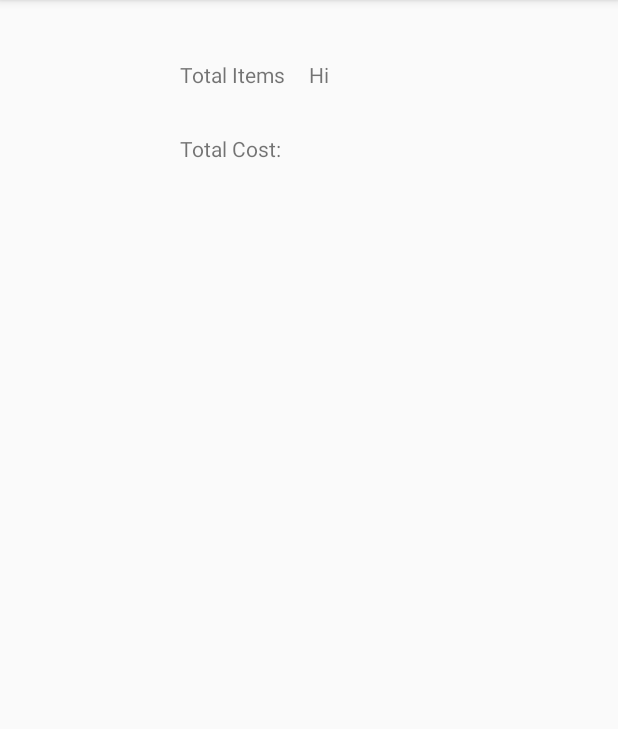
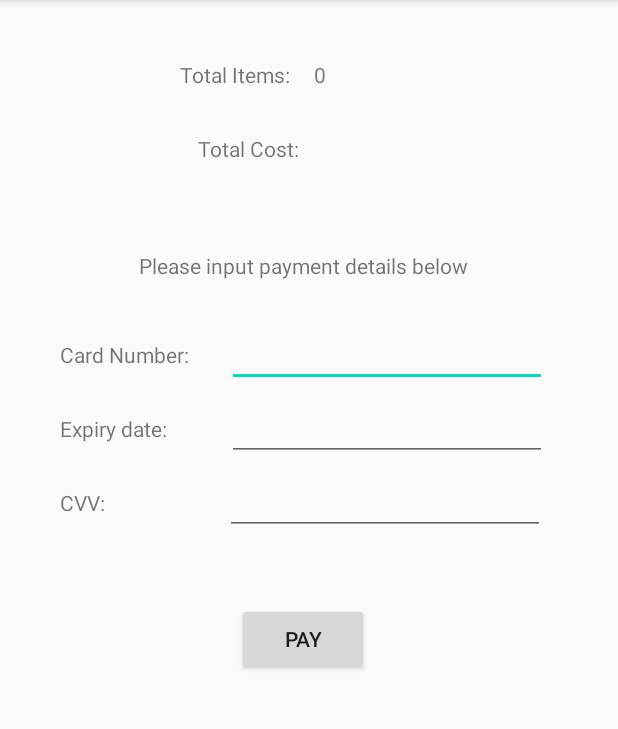
Before and after one commit to malachykeaveny/fourth-year, an Android app: the Shopping screen opened directly, with no data from a screen before it, after a tap on "CHECK OUT", on a phone screen of 412 x 824 dp, the part 84-813 px from its top. Run offline under Robolectric (Android 15) with nearby library versions, the phone set to English and light mode, and no system bars.

Commit message:
Final commit

```diff
--- a/ShoppingList/app/src/main/AndroidManifest.xml
+++ b/ShoppingList/app/src/main/AndroidManifest.xml
@@ -17,7 +17,7 @@
             </intent-filter>
         </activity>
         <activity android:name=".Shopping"/>
-        <activity android:name=".CheckOutActivity"/>
+        <activity android:name=".CheckOut"/>
     </application>
 
 </manifest>
--- /dev/null
+++ b/ShoppingList/app/src/main/java/com/example/shoppinglist/CheckOut.java
@@ -0,0 +1,49 @@
+package com.example.shoppinglist;
+
+import android.content.Intent;
+import android.os.Bundle;
+import android.util.Log;
+import android.view.View;
+import android.widget.Button;
+import android.widget.TextView;
+import android.widget.Toast;
+
+import androidx.annotation.Nullable;
+import androidx.appcompat.app.AppCompatActivity;
+
+import java.util.ArrayList;
+
+import static com.example.shoppinglist.MainActivity.MESSAGE_KEY;
+import static com.example.shoppinglist.Shopping.MESSAGE_KEY2;
+
+public class CheckOut extends AppCompatActivity {
+
+    private static final String TAG = "Checkout";
+    ArrayList<ShoppingList> shoppingLists;
+
+    @Override
+    protected void onCreate( Bundle savedInstanceState) {
+        super.onCreate(savedInstanceState);
+        setContentView(R.layout.checkout_activity);
+        shoppingLists = new ArrayList<>();
+
+        Intent i = getIntent();
+        String items = i.getStringExtra(MESSAGE_KEY);
+        TextView totalItems = (TextView) findViewById(R.id.totalItems);
+        totalItems.setText(items);
+
+        String price = i.getStringExtra(MESSAGE_KEY2);
+        TextView totalPrice = (TextView) findViewById(R.id.totalCost);
+        totalPrice.setText("€" + price);
+
+        Button pay = (Button) findViewById(R.id.pay_button);
+        pay.setOnClickListener(new View.OnClickListener() {
+            @Override
+            public void onClick(View view) {
+                Toast.makeText(CheckOut.this, "Your order has been confirmed", Toast.LENGTH_LONG).show();
+                Intent i = new Intent(CheckOut.this, MainActivity.class);
+                startActivity(i);
+            }
+        });
+    }
+}
--- a/ShoppingList/app/src/main/java/com/example/shoppinglist/CheckOutActivity.java
+++ /dev/null
@@ -1,27 +0,0 @@
-package com.example.shoppinglist;
-
-import android.content.Intent;
-import android.os.Bundle;
-import android.os.PersistableBundle;
-import android.widget.TextView;
-
-import androidx.annotation.Nullable;
-import androidx.appcompat.app.AppCompatActivity;
-
-import java.util.ArrayList;
-
-public class CheckOutActivity extends AppCompatActivity {
-
-    ArrayList<ShoppingList> shoppingList;
-
-    @Override
-    public void onCreate(Bundle savedInstanceState) {
-        super.onCreate(savedInstanceState);
-        setContentView(R.layout.checkout_activity);
-        Intent intent = getIntent();
-
-        TextView ttlItems= (TextView) findViewById(R.id.totalItems);
-        ttlItems.setText("Hi");
-
-    }
-}
--- a/ShoppingList/app/src/main/java/com/example/shoppinglist/MainActivity.java
+++ b/ShoppingList/app/src/main/java/com/example/shoppinglist/MainActivity.java
@@ -27,13 +27,13 @@ public class MainActivity extends AppCompatActivity {
             public void onClick(View v) {
                 EditText editTxtname = (EditText) findViewById(R.id.username);
                 EditText editPwname = (EditText) findViewById(R.id.password);
-                if (editTxtname.getText().toString().equals("mal") && editPwname.getText().toString().equals("gg")) {
+                //if (editTxtname.getText().toString().equals("mal") && editPwname.getText().toString().equals("gg")) {
+                if (editTxtname.getText().toString().length() >= 6 && editPwname.getText().toString().length() >= 6 && !editPwname.getText().toString().contains(" ")) {
                     Intent intent = new Intent(MainActivity.this, Shopping.class);
                     String name = editTxtname.getText().toString();
                     intent.putExtra(MESSAGE_KEY, name);
                     startActivity(intent);
                 } else {
-
                     Snackbar mySnackbar = Snackbar.make(v, "Wrong credentials", BaseTransientBottomBar.LENGTH_SHORT);
                     mySnackbar.show();
                     EditText editTxtname1 = (EditText) findViewById(R.id.username);
--- a/ShoppingList/app/src/main/java/com/example/shoppinglist/Shopping.java
+++ b/ShoppingList/app/src/main/java/com/example/shoppinglist/Shopping.java
@@ -26,6 +26,7 @@ public class Shopping extends AppCompatActivity {
 
     private static final String TAG = "Shopping";
     ArrayList<ShoppingList> shoppingList;
+    public static final String MESSAGE_KEY2 = "key2";
 
     @Override
     protected void onCreate(Bundle savedInstanceState) {
@@ -36,12 +37,24 @@ public class Shopping extends AppCompatActivity {
         TextView txtView = (TextView) findViewById(R.id.textView2);
         txtView.setText("Logged in as " + name);
         shoppingList = new ArrayList<>();
+        shoppingList.clear();
 
         Button cOutBton= (Button) findViewById(R.id.checkOutBtn);
         cOutBton.setOnClickListener(new View.OnClickListener() {
             @Override
             public void onClick(View view) {
-                Intent i = new Intent(Shopping.this, CheckOutActivity.class);
+                Intent i = new Intent(Shopping.this, CheckOut.class);
+
+                double sum = 0;
+                for (int c = 0; c < shoppingList.size(); c++) {
+                    sum += shoppingList.get(c).getItemPrice();
+                }
+                Log.d(TAG, "List size: " + Double.toString(sum));
+
+
+                String test = Integer.toString(shoppingList.size());
+                i.putExtra(MESSAGE_KEY, test);
+                i.putExtra(MESSAGE_KEY2, Double.toString(sum));
                 startActivity(i);
             }
         }
--- a/ShoppingList/app/src/main/res/layout/checkout_activity.xml
+++ b/ShoppingList/app/src/main/res/layout/checkout_activity.xml
@@ -1,6 +1,5 @@
 <?xml version="1.0" encoding="utf-8"?>
-<androidx.constraintlayout.widget.ConstraintLayout
-    xmlns:android="http://schemas.android.com/apk/res/android"
+<androidx.constraintlayout.widget.ConstraintLayout xmlns:android="http://schemas.android.com/apk/res/android"
     xmlns:app="http://schemas.android.com/apk/res-auto"
     xmlns:tools="http://schemas.android.com/tools"
     android:layout_width="match_parent"
@@ -8,10 +7,11 @@
 
     <TextView
         android:id="@+id/totalCostLabel"
-        android:layout_width="wrap_content"
-        android:layout_height="wrap_content"
+        android:layout_width="73dp"
+        android:layout_height="18dp"
         android:layout_marginTop="30dp"
         android:text="Total Cost:"
+        app:layout_constraintEnd_toEndOf="@+id/totalItems"
         app:layout_constraintStart_toStartOf="@+id/totalItemsLabel"
         app:layout_constraintTop_toBottomOf="@+id/totalItemsLabel" />
 
@@ -21,6 +21,7 @@
         android:layout_height="wrap_content"
         android:layout_marginStart="16dp"
         app:layout_constraintBaseline_toBaselineOf="@+id/totalCostLabel"
+        app:layout_constraintEnd_toEndOf="@+id/totalItems"
         app:layout_constraintStart_toEndOf="@+id/totalCostLabel" />
 
     <TextView
@@ -29,7 +30,7 @@
         android:layout_height="wrap_content"
         android:layout_marginStart="120dp"
         android:layout_marginTop="40dp"
-        android:text="Total Items"
+        android:text="Total Items:"
         app:layout_constraintStart_toStartOf="parent"
         app:layout_constraintTop_toTopOf="parent" />
 
@@ -40,4 +41,88 @@
         android:layout_marginStart="16dp"
         app:layout_constraintBaseline_toBaselineOf="@+id/totalItemsLabel"
         app:layout_constraintStart_toEndOf="@+id/totalItemsLabel" />
+
+    <TextView
+        android:id="@+id/card_title"
+        android:layout_width="wrap_content"
+        android:layout_height="wrap_content"
+        android:layout_marginStart="40dp"
+        android:layout_marginTop="40dp"
+        android:text="Card Number:"
+        app:layout_constraintStart_toStartOf="parent"
+        app:layout_constraintTop_toBottomOf="@+id/payment_header" />
+
+    <TextView
+        android:id="@+id/date_title"
+        android:layout_width="wrap_content"
+        android:layout_height="wrap_content"
+        android:layout_marginTop="30dp"
+        android:text="Expiry date:"
+        app:layout_constraintStart_toStartOf="@+id/card_title"
+        app:layout_constraintTop_toBottomOf="@+id/card_title" />
+
+    <TextView
+        android:id="@+id/cvv_title"
+        android:layout_width="wrap_content"
+        android:layout_height="wrap_content"
+        android:layout_marginTop="30dp"
+        android:text="CVV:"
+        app:layout_constraintStart_toStartOf="@+id/date_title"
+        app:layout_constraintTop_toBottomOf="@+id/date_title" />
+
+    <EditText
+        android:id="@+id/input_card"
+        android:layout_width="wrap_content"
+        android:layout_height="wrap_content"
+        android:layout_marginStart="25dp"
+        android:ems="10"
+        android:inputType="number"
+        app:layout_constraintBaseline_toBaselineOf="@+id/card_title"
+        app:layout_constraintStart_toEndOf="@+id/card_title" />
+
+    <EditText
+        android:id="@+id/input_date"
+        android:layout_width="wrap_content"
+        android:layout_height="wrap_content"
+        android:layout_marginStart="25dp"
+        android:ems="10"
+        android:inputType="date"
+        app:layout_constraintBaseline_toBaselineOf="@+id/date_title"
+        app:layout_constraintEnd_toEndOf="@+id/input_card"
+        app:layout_constraintHorizontal_bias="1.0"
+        app:layout_constraintStart_toEndOf="@+id/date_title" />
+
+    <EditText
+        android:id="@+id/input_cvv"
+        android:layout_width="wrap_content"
+        android:layout_height="wrap_content"
+        android:layout_marginStart="80dp"
+        android:ems="10"
+        android:inputType="number"
+        app:layout_constraintBaseline_toBaselineOf="@+id/cvv_title"
+        app:layout_constraintStart_toEndOf="@+id/cvv_title" />
+
+    <TextView
+        android:id="@+id/payment_header"
+        android:layout_width="wrap_content"
+        android:layout_height="wrap_content"
+        android:layout_marginStart="16dp"
+        android:layout_marginTop="60dp"
+        android:layout_marginEnd="16dp"
+        android:text="Please input payment details below"
+        app:layout_constraintEnd_toEndOf="@+id/input_card"
+        app:layout_constraintStart_toStartOf="@+id/card_title"
+        app:layout_constraintTop_toBottomOf="@+id/totalCostLabel" />
+
+    <Button
+        android:id="@+id/pay_button"
+        android:layout_width="wrap_content"
+        android:layout_height="wrap_content"
+        android:layout_marginStart="16dp"
+        android:layout_marginTop="45dp"
+        android:layout_marginEnd="16dp"
+        android:text="Pay"
+        app:layout_constraintEnd_toEndOf="@+id/input_cvv"
+        app:layout_constraintStart_toStartOf="@+id/cvv_title"
+        app:layout_constraintTop_toBottomOf="@+id/input_cvv" />
 </androidx.constraintlayout.widget.ConstraintLayout>
```
